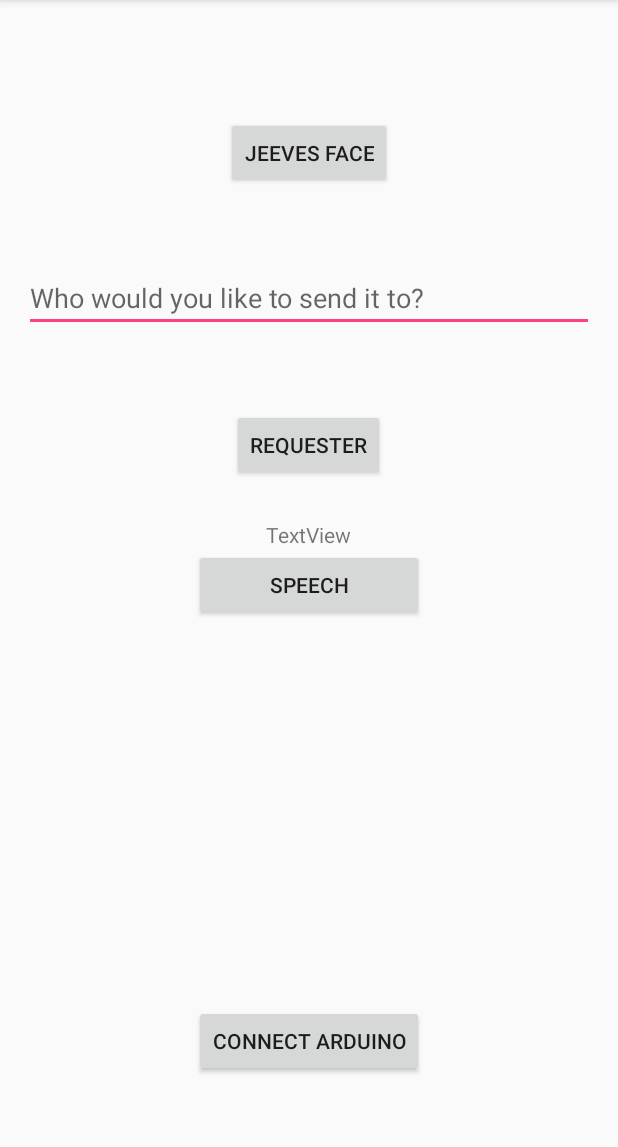
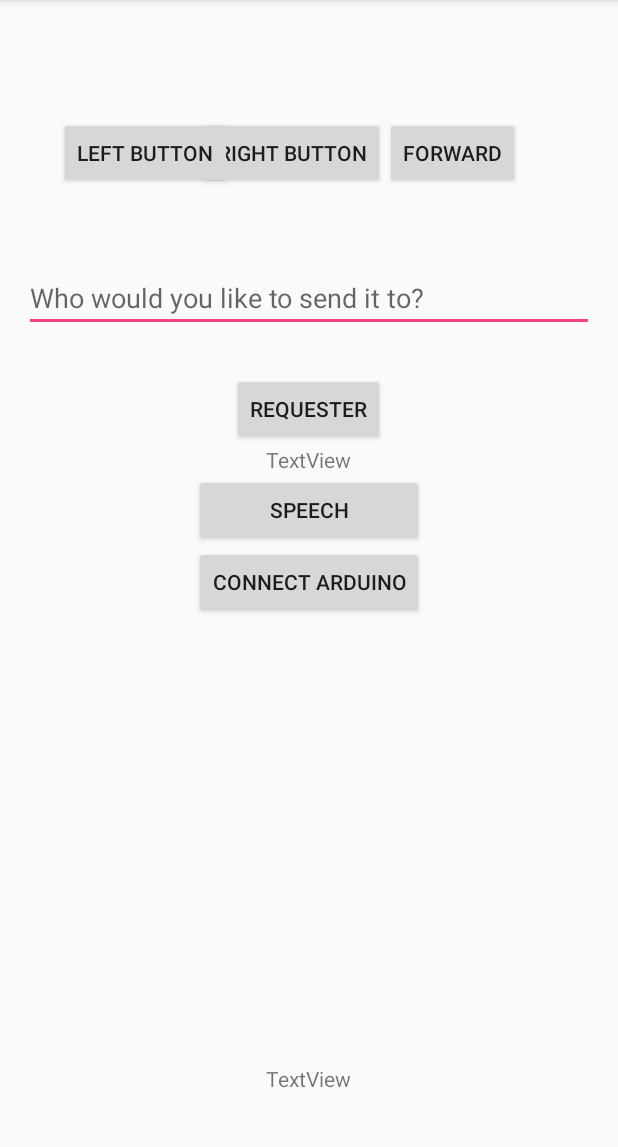
Before and after one commit to BenAllenUK/JeevesBotApp, an Android app: the screen it shows after launch (MainActivity), on a phone screen of 412 x 824 dp, the part 84-1231 px from its top. Run offline under Robolectric (Android 15) with nearby library versions, the phone set to English and light mode, and no system bars; libraries missing offline, so code that uses them is left out: com.koushikdutta.async, org.altbeacon.beacon; 6 statements that could not run were skipped.

Commit message:
Added media and debug commands

```diff
--- a/app/src/main/java/info/benallen/jeeves/jeevescontroller/Arduino.java
+++ b/app/src/main/java/info/benallen/jeeves/jeevescontroller/Arduino.java
@@ -40,7 +40,6 @@ public class Arduino extends Activity {
         mmInputStream = mmSocket.getInputStream();
     }
 
-
     /*
         request format:
         "Turn X" - Orientation of Jeeves: where x is the number of degrees from 0 to 360.
--- a/app/src/main/java/info/benallen/jeeves/jeevescontroller/MainActivity.java
+++ b/app/src/main/java/info/benallen/jeeves/jeevescontroller/MainActivity.java
@@ -1,6 +1,7 @@
 package info.benallen.jeeves.jeevescontroller;
 
 import android.content.Intent;
+import android.media.MediaPlayer;
 import android.os.Bundle;
 import android.os.Handler;
 import android.os.RemoteException;
@@ -20,8 +21,6 @@ import com.koushikdutta.async.http.WebSocket;
 import org.altbeacon.beacon.BeaconConsumer;
 import org.altbeacon.beacon.BeaconManager;
 import org.altbeacon.beacon.Region;
-import org.altbeacon.beacon.service.ArmaRssiFilter;
-import org.altbeacon.beacon.service.RssiFilter;
 import org.altbeacon.beacon.service.RunningAverageRssiFilter;
 
 import java.io.IOException;
@@ -36,6 +35,7 @@ public class MainActivity extends AppCompatActivity implements BeaconConsumer {
     private final String TAG = "Main";
     private final int interval = 1000;
     private BluetoothHandler mBluetoothHandler;
+    private Arduino mArduino;
     private Map<Integer, Float> activeBeacons = new ConcurrentHashMap<>();
     private Compass compass;
 
@@ -101,21 +101,40 @@ public class MainActivity extends AppCompatActivity implements BeaconConsumer {
     }
 
     private void setEventListeners() {
-        Button faceBtn = (Button) findViewById(R.id.faceBtn);
-        faceBtn.setOnClickListener(new View.OnClickListener() {
+        Button leftBtn = (Button) findViewById(R.id.leftBtn);
+        leftBtn.setOnClickListener(new View.OnClickListener() {
             @Override
             public void onClick(View v) {
-                Intent newIntent = new Intent(MainActivity.this, FaceActivity.class);
-                startActivity(newIntent);
+                mSocketHandler.sendDebugMove("debug-left");
             }
         });
 
-        Button requestBtn = (Button) findViewById(R.id.ardBtn);
+        Button rightBtn = (Button) findViewById(R.id.rightBtn);
+        rightBtn.setOnClickListener(new View.OnClickListener() {
+            @Override
+            public void onClick(View v) {
+                mSocketHandler.sendDebugMove("debug-right");
+            }
+        });
+
+        Button forwardBtn = (Button) findViewById(R.id.forwardBtn);
+        forwardBtn.setOnClickListener(new View.OnClickListener() {
+            @Override
+            public void onClick(View v) {
+                mSocketHandler.sendDebugMove("debug-forward");
+            }
+        });
+
+
+        Button requestBtn = (Button) findViewById(R.id.requestBtn);
         requestBtn.setOnClickListener(new View.OnClickListener() {
             @Override
             public void onClick(View v) {
                 EditText editText = (EditText) findViewById(R.id.destinationText);
                 final String content = editText.getText().toString();
+
+                MediaPlayer mp = MediaPlayer.create(MainActivity.this, R.raw.start);
+                mp.start();
 
                 mSocketHandler.sendMoveRequest(content, new RequestCallback() {
                     @Override
@@ -140,6 +159,7 @@ public class MainActivity extends AppCompatActivity implements BeaconConsumer {
                 myLittleArduino.findBT();
                 try {
                     myLittleArduino.openBT();
+                    mArduino = myLittleArduino;
                 } catch (IOException e) {
                     e.printStackTrace();
                 }
@@ -209,11 +229,30 @@ public class MainActivity extends AppCompatActivity implements BeaconConsumer {
 
         switch (eventData.getEvent()) {
             case "instructions": {
-                Log.d(TAG, "Will do some position stuff: " + eventData.getPayload());
+                LinkedTreeMap genericMessage = (LinkedTreeMap) eventData.getPayload();
+                String turn = (String) genericMessage.get("turn");
+                String travel = (String) genericMessage.get("travel");
+
+                try {
+                    mArduino.sendData("Turn " + turn);
+                    mArduino.sendData("Travel " + travel);
+                } catch (IOException e) {
+                    Log.d(TAG, "Could not send: " + eventData.getPayload());
+                    e.printStackTrace();
+                }
+
             }
             case "message": {
                 LinkedTreeMap genericMessage = (LinkedTreeMap) eventData.getPayload();
                 Log.d(TAG, "Got a message: " + genericMessage.get("msg"));
+
+            }
+            case "finished": {
+                LinkedTreeMap genericMessage = (LinkedTreeMap) eventData.getPayload();
+                Log.d(TAG, "Got a message: " + genericMessage.get("msg"));
+                MediaPlayer mp = MediaPlayer.create(MainActivity.this, R.raw.finished);
+                mp.start();
+
             }
             default: {
                 // Do nothing, unknown event
--- a/app/src/main/res/layout/activity_main.xml
+++ b/app/src/main/res/layout/activity_main.xml
@@ -10,15 +10,6 @@
     android:paddingTop="@dimen/activity_vertical_margin"
     tools:context="info.benallen.jeeves.jeevescontroller.MainActivity">
 
-    <Button
-        android:text="Jeeves Face"
-        android:layout_width="wrap_content"
-        android:layout_height="wrap_content"
-        android:layout_marginTop="62dp"
-        android:id="@+id/faceBtn"
-        android:layout_alignParentTop="true"
-        android:layout_centerHorizontal="true" />
-
     <EditText
         android:layout_width="wrap_content"
         android:layout_height="wrap_content"
@@ -26,46 +17,10 @@
         android:ems="10"
         android:layout_marginTop="50dp"
         android:id="@+id/destinationText"
-        android:layout_below="@+id/faceBtn"
+        android:layout_below="@+id/leftBtn"
         android:layout_alignParentEnd="true"
         android:layout_alignParentStart="true"
         android:hint="Who would you like to send it to?" />
-
-    <TextView
-        android:text="TextView"
-        android:layout_width="wrap_content"
-        android:layout_height="wrap_content"
-        android:layout_below="@+id/ardBtn"
-        android:layout_centerHorizontal="true"
-        android:layout_marginTop="23dp"
-        android:id="@+id/debugText" />
-
-    <Button
-        android:text="Requester"
-        android:layout_width="wrap_content"
-        android:layout_height="wrap_content"
-        android:layout_marginTop="51dp"
-        android:id="@+id/button"
-        android:layout_below="@+id/destinationText"
-        android:layout_centerHorizontal="true" />
-
-    <Button
-        android:text="Connect Arduino"
-        android:layout_width="wrap_content"
-        android:layout_height="wrap_content"
-        android:id="@+id/ardBtn"
-        android:layout_alignParentBottom="true"
-        android:layout_centerHorizontal="true"
-        android:layout_marginBottom="34dp" />
-
-    <TextView
-        android:text="TextView"
-        android:layout_width="wrap_content"
-        android:layout_height="wrap_content"
-        android:layout_below="@+id/button"
-        android:layout_alignEnd="@+id/debugText"
-        android:layout_marginTop="26dp"
-        android:id="@+id/speechResult" />
 
     <Button
         android:text="SPEECH"
@@ -75,4 +30,64 @@
         android:layout_alignStart="@+id/ardBtn"
         android:id="@+id/speechButton"
         android:layout_alignEnd="@+id/ardBtn" />
+
+    <Button
+        android:text="Requester"
+        android:layout_width="wrap_content"
+        android:layout_height="wrap_content"
+        android:layout_marginTop="27dp"
+        android:id="@+id/requestBtn"
+        android:layout_below="@+id/destinationText"
+        android:layout_centerHorizontal="true" />
+
+    <Button
+        android:text="Connect Arduino"
+        android:layout_width="wrap_content"
+        android:layout_height="wrap_content"
+        android:id="@+id/ardBtn"
+        android:layout_below="@+id/speechButton"
+        android:layout_centerHorizontal="true" />
+
+    <TextView
+        android:text="TextView"
+        android:layout_width="wrap_content"
+        android:layout_height="wrap_content"
+        android:id="@+id/debugText"
+        android:layout_alignParentBottom="true"
+        android:layout_centerHorizontal="true"
+        android:layout_marginBottom="23dp" />
+
+    <TextView
+        android:text="TextView"
+        android:layout_width="wrap_content"
+        android:layout_height="wrap_content"
+        android:id="@+id/speechResult"
+        android:layout_below="@+id/requestBtn"
+        android:layout_alignStart="@+id/debugText" />
+
+    <Button
+        android:text="Right Button"
+        android:layout_width="wrap_content"
+        android:layout_height="wrap_content"
+        android:layout_alignTop="@+id/leftBtn"
+        android:id="@+id/rightBtn"
+        android:layout_alignEnd="@+id/requestBtn" />
+
+    <Button
+        android:text="Forward"
+        android:layout_width="wrap_content"
+        android:layout_height="wrap_content"
+        android:id="@+id/forwardBtn"
+        android:layout_above="@+id/destinationText"
+        android:layout_toEndOf="@+id/rightBtn" />
+
+    <Button
+        android:text="Left Button"
+        android:layout_width="wrap_content"
+        android:layout_height="wrap_content"
+        android:layout_marginTop="62dp"
+        android:id="@+id/leftBtn"
+        android:layout_alignParentTop="true"
+        android:layout_toStartOf="@+id/requestBtn" />
+
 </RelativeLayout>
```
Also changed, not shown: app/src/main/java/info/benallen/jeeves/jeevescontroller/Models.java (+13 -0 lines), app/src/main/java/info/benallen/jeeves/jeevescontroller/SocketHandler.java (+7 -0 lines), 2 other files.
